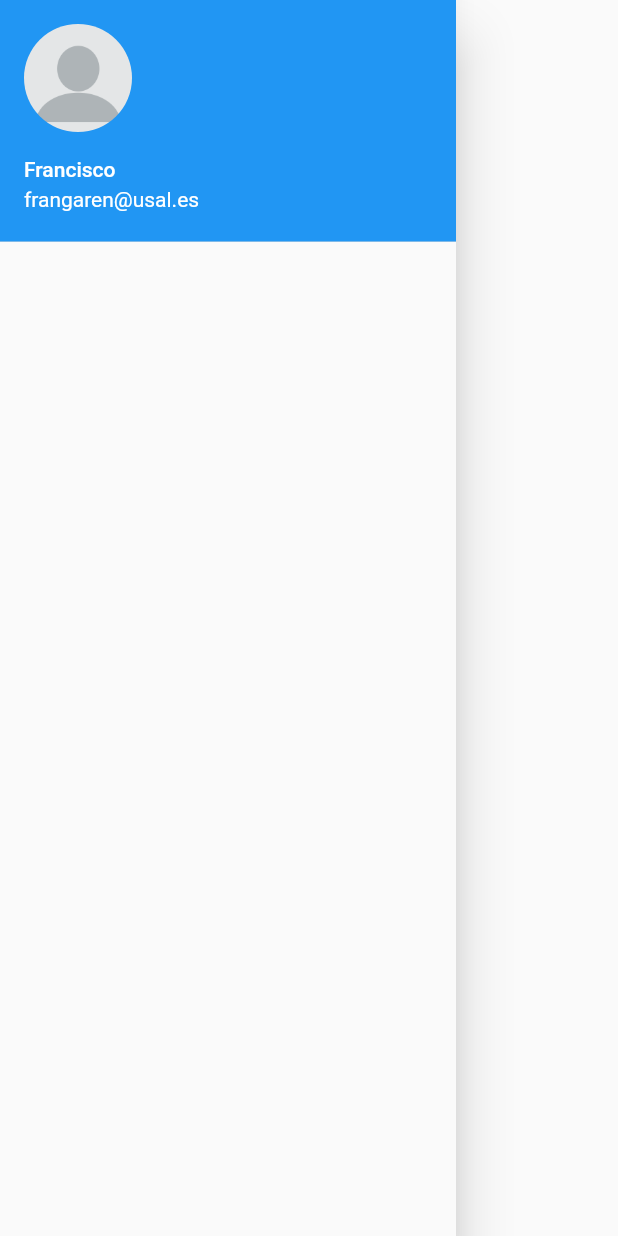
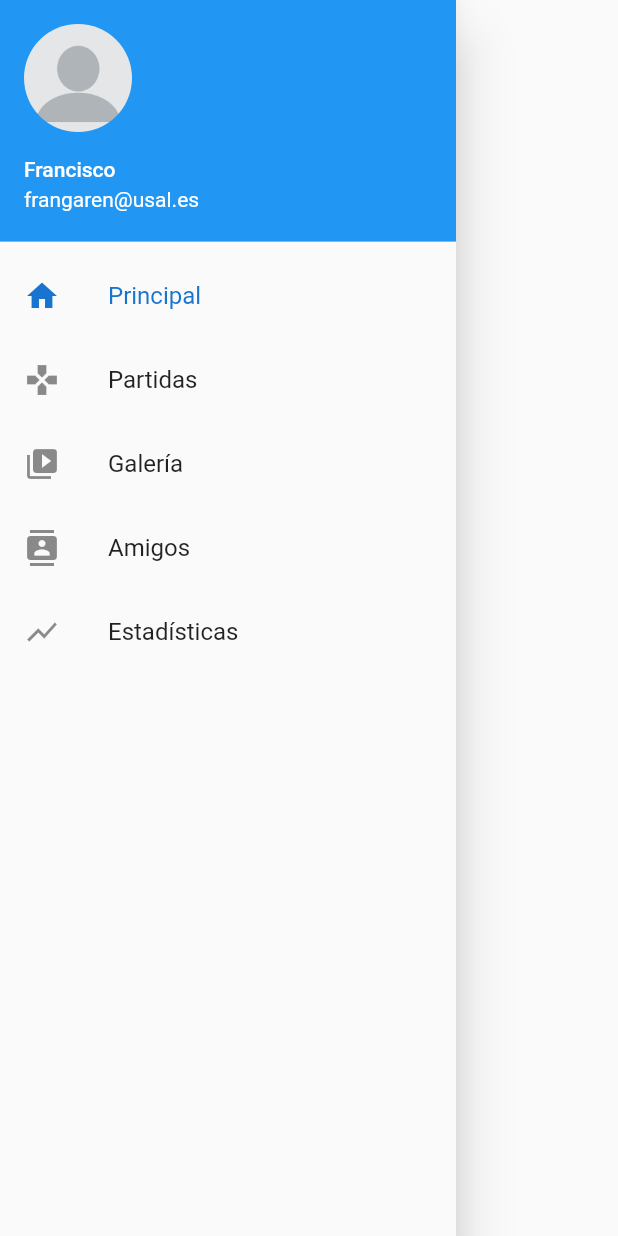
Before and after one commit to frangaren/bulletfinger, a Flutter app: the MyDrawer widget shown alone on an empty page, opened directly, on a phone screen of 412 x 824 dp. Run offline on Flutter 3.47's test engine with Material 2 defaults, Android fonts, the phone set to English and light mode, and no system bars.

Commit message:
Add drawer entries

```diff
--- a/lib/drawer.dart
+++ b/lib/drawer.dart
@@ -5,6 +5,35 @@ class MyDrawer extends StatelessWidget {
   MyDrawer({Key key, this.selectedOption}) : super(key: key);
 
   final String selectedOption;
+
+  Widget build_entry(BuildContext context, {String route, String name,
+    IconData icon}) {
+    if (this.selectedOption == route) {
+      return new ListTile(
+        leading: new Icon(
+            icon,
+            color: Color(0xFF1775D1)
+        ),
+        title: new Text(
+          name,
+          style: new TextStyle(
+            color: Color(0xFF1775D1),
+          ),
+        ),
+        onTap: () {
+          Navigator.pushNamed(context, route);
+        },
+      );
+    } else {
+      return new ListTile(
+        leading: new Icon(icon),
+        title: new Text(name),
+        onTap: () {
+          Navigator.pushNamed(context, route);
+        },
+      );
+    }
+  }
 
   @override
   Widget build(BuildContext context) {
@@ -24,6 +53,36 @@ class MyDrawer extends StatelessWidget {
               ),
             ),
           ),
+          build_entry(
+              context,
+              route: '/home',
+              name: 'Principal',
+              icon: Icons.home
+          ),
+          build_entry(
+              context,
+              route: '/games',
+              name: 'Partidas',
+              icon: Icons.games
+          ),
+          build_entry(
+              context,
+              route: '/gallery',
+              name: 'Galería',
+              icon: Icons.video_library
+          ),
+          build_entry(
+              context,
+              route: '/friends',
+              name: 'Amigos',
+              icon: Icons.contacts
+          ),
+          build_entry(
+              context,
+              route: '/statistics',
+              name: 'Estadísticas',
+              icon: Icons.show_chart
+          ),
         ],
       ),
     );
```
